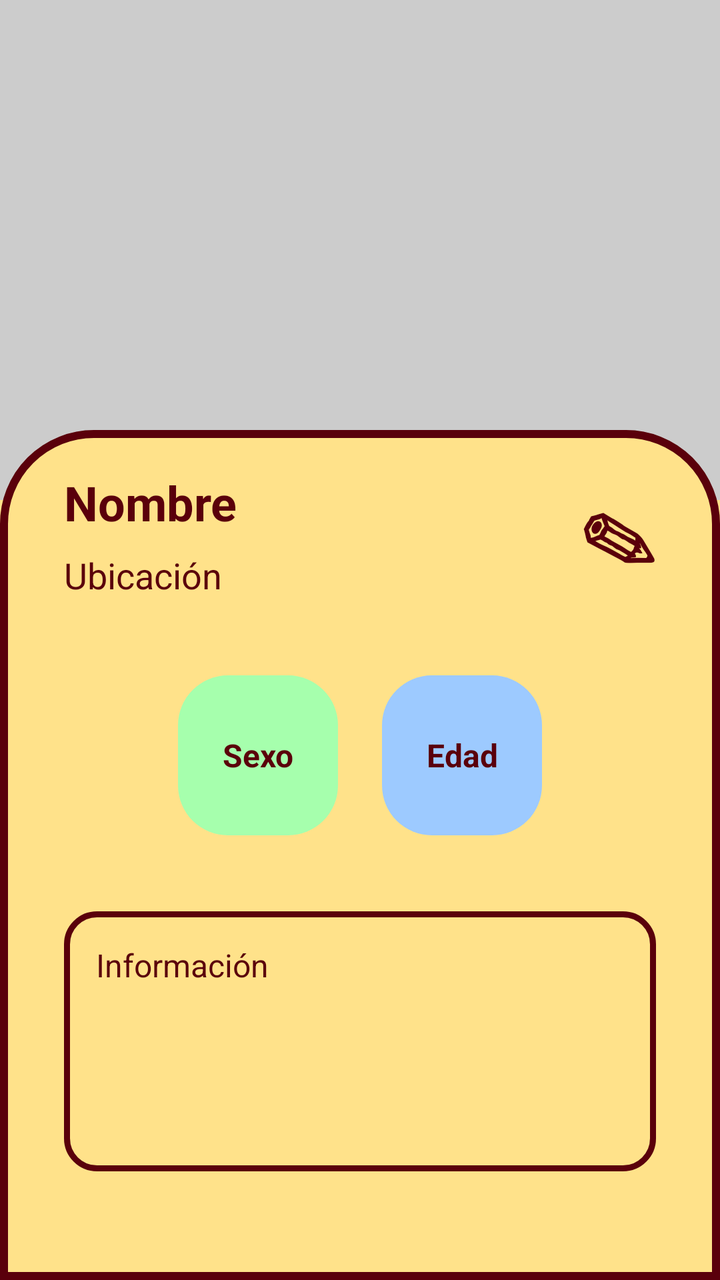
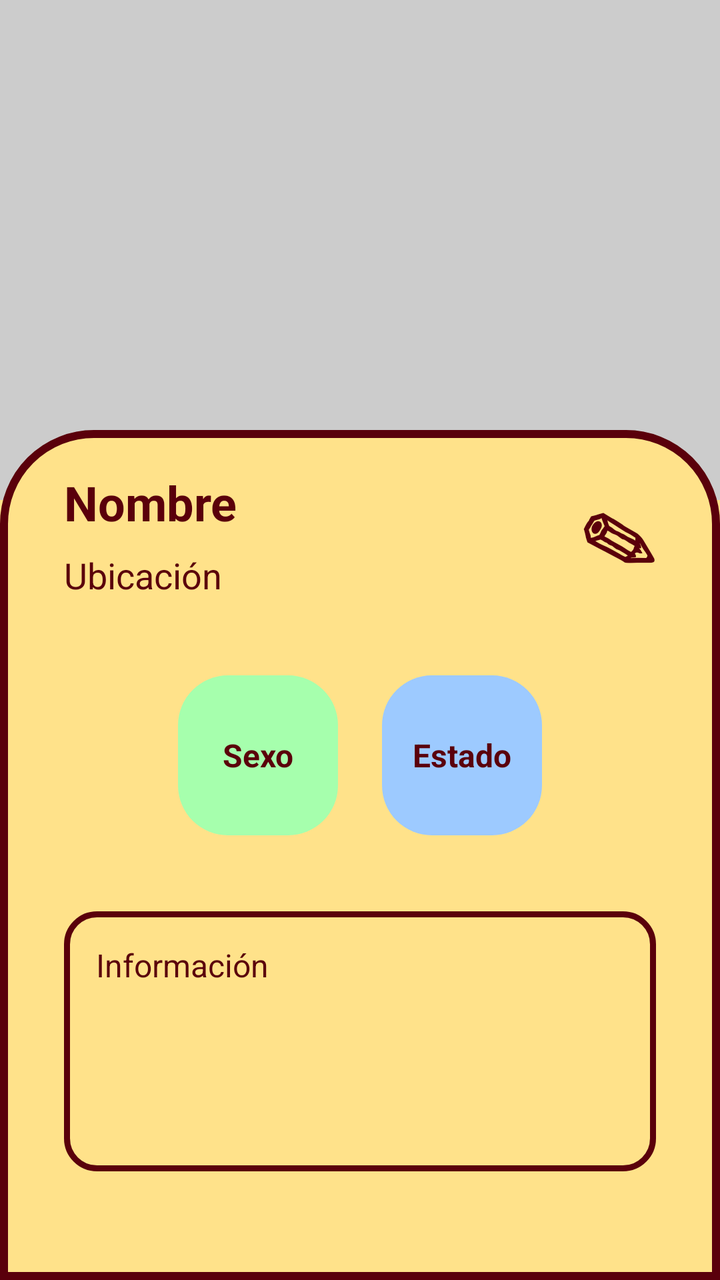

Screens rendered from an Android XML layout before and after an edit, with the pre-edit source and the edit as a unified diff.
<!-- AndroidManifest.xml: application theme Theme.AnimalesAdopcion -->
<!-- res/layout/fragment_detalle_animal_mio.xml -->
<?xml version="1.0" encoding="utf-8"?>
<androidx.constraintlayout.widget.ConstraintLayout
    xmlns:android="http://schemas.android.com/apk/res/android"
    xmlns:app="http://schemas.android.com/apk/res-auto"
    android:layout_width="match_parent"
    android:layout_height="match_parent"
    android:background="#FFE28A">

    <ImageView
        android:id="@+id/imgDetalleAnimalMio"
        android:layout_width="0dp"
        android:layout_height="250dp"
        android:scaleType="centerCrop"
        android:background="#CCCCCC"
        android:contentDescription="Imagen del animal"
        app:layout_constraintTop_toTopOf="parent"
        app:layout_constraintStart_toStartOf="parent"
        app:layout_constraintEnd_toEndOf="parent" />

    <LinearLayout
        android:id="@+id/contenedorDetalleAnimalMio"
        android:layout_width="0dp"
        android:layout_height="0dp"
        android:orientation="vertical"
        android:paddingStart="32dp"
        android:paddingEnd="32dp"
        android:paddingTop="20dp"
        android:background="@drawable/fondo_detalle_animal"
        android:layout_marginTop="215dp"
        app:layout_constraintTop_toTopOf="parent"
        app:layout_constraintBottom_toBottomOf="parent"
        app:layout_constraintStart_toStartOf="parent"
        app:layout_constraintEnd_toEndOf="parent">

        
        <LinearLayout
            android:layout_width="match_parent"
            android:layout_height="wrap_content"
            android:orientation="horizontal"
            android:gravity="center_vertical">

            <LinearLayout
                android:layout_width="0dp"
                android:layout_height="wrap_content"
                android:layout_weight="1"
                android:orientation="vertical">

                <TextView
                    android:id="@+id/txtNombreAnimalMio"
                    android:layout_width="wrap_content"
                    android:layout_height="wrap_content"
                    android:text="Nombre"
                    android:textColor="#5A000B"
                    android:textSize="24sp"
                    android:textStyle="bold" />

                <TextView
                    android:id="@+id/txtUbicacionAnimalMio"
                    android:layout_width="wrap_content"
                    android:layout_height="wrap_content"
                    android:text="Ubicación"
                    android:textColor="#5A000B"
                    android:textSize="18sp"
                    android:layout_marginTop="8dp" />

            </LinearLayout>

            <TextView
                android:id="@+id/txtEditarAnimalMio"
                android:layout_width="wrap_content"
                android:layout_height="wrap_content"
                android:text="✎"
                android:textColor="#5A000B"
                android:textSize="38sp"
                android:textStyle="bold" />

        </LinearLayout>

        
        <LinearLayout
            android:id="@+id/contenedorDatosAnimalMio"
            android:layout_width="match_parent"
            android:layout_height="wrap_content"
            android:orientation="horizontal"
            android:gravity="center"
            android:layout_marginTop="38dp">

            <TextView
                android:id="@+id/txtSexoAnimalMio"
                android:layout_width="80dp"
                android:layout_height="80dp"
                android:text="Sexo"
                android:textColor="#5A000B"
                android:textSize="16sp"
                android:textStyle="bold"
                android:gravity="center"
                android:background="@drawable/fondo_dato_verde" />

            <TextView
                android:id="@+id/txtEdadAnimalMio"
                android:layout_width="80dp"
                android:layout_height="80dp"
                android:text="Edad"
                android:textColor="#5A000B"
                android:textSize="16sp"
                android:textStyle="bold"
                android:gravity="center"
                android:layout_marginStart="22dp"
                android:background="@drawable/fondo_dato_azul" />

        </LinearLayout>

        
        <TextView
            android:id="@+id/txtInformacionAnimalMio"
            android:layout_width="match_parent"
            android:layout_height="130dp"
            android:text="Información"
            android:textColor="#5A000B"
            android:textSize="16sp"
            android:padding="16dp"
            android:layout_marginTop="38dp"
            android:background="@drawable/fondo_info_detalle" />

    </LinearLayout>

</androidx.constraintlayout.widget.ConstraintLayout>
<!-- resources referenced by this layout -->
<resources>
  <!-- drawable fondo_dato_azul (drawable) -->
  <?xml version="1.0" encoding="utf-8"?>
  <shape xmlns:android="http://schemas.android.com/apk/res/android">
      <solid android:color="#9DCAFF" />
      <corners android:radius="25dp" />
  </shape>
  <!-- drawable fondo_dato_verde (drawable) -->
  <?xml version="1.0" encoding="utf-8"?>
  <shape xmlns:android="http://schemas.android.com/apk/res/android">
      <solid android:color="#A6FFAD" />
      <corners android:radius="25dp" />
  </shape>
  <!-- drawable fondo_detalle_animal (drawable) -->
  <?xml version="1.0" encoding="utf-8"?>
  <shape xmlns:android="http://schemas.android.com/apk/res/android">
      <solid android:color="#FFE28A" />
      <stroke
          android:width="4dp"
          android:color="#5A000B" />
      <corners
          android:topLeftRadius="45dp"
          android:topRightRadius="45dp" />
  </shape>
  <!-- drawable fondo_info_detalle (drawable) -->
  <?xml version="1.0" encoding="utf-8"?>
  <shape xmlns:android="http://schemas.android.com/apk/res/android">
      <solid android:color="#FFE28A" />
      <stroke
          android:width="3dp"
          android:color="#5A000B" />
      <corners android:radius="15dp" />
  </shape>
  <style name="Theme.AnimalesAdopcion" parent="Base.Theme.AnimalesAdopcion" />
  <style name="Base.Theme.AnimalesAdopcion" parent="Theme.Material3.DayNight.NoActionBar">
          
          
      </style>
</resources>

<!-- the commit's change to res/layout/fragment_detalle_animal_mio.xml (unified diff, before → after) -->
@@ -6,6 +6,7 @@
     android:layout_height="match_parent"
     android:background="#FFE28A">
 
+    
     <ImageView
         android:id="@+id/imgDetalleAnimalMio"
         android:layout_width="0dp"
@@ -17,6 +18,7 @@
         app:layout_constraintStart_toStartOf="parent"
         app:layout_constraintEnd_toEndOf="parent" />
 
+    
     <LinearLayout
         android:id="@+id/contenedorDetalleAnimalMio"
         android:layout_width="0dp"
@@ -39,11 +41,13 @@
             android:orientation="horizontal"
             android:gravity="center_vertical">
 
+            
             <LinearLayout
                 android:layout_width="0dp"
                 android:layout_height="wrap_content"
                 android:layout_weight="1"
                 android:orientation="vertical">
+
 
                 <TextView
                     android:id="@+id/txtNombreAnimalMio"
@@ -65,6 +69,7 @@
 
             </LinearLayout>
 
+            
             <TextView
                 android:id="@+id/txtEditarAnimalMio"
                 android:layout_width="wrap_content"
@@ -97,10 +102,10 @@
                 android:background="@drawable/fondo_dato_verde" />
 
             <TextView
-                android:id="@+id/txtEdadAnimalMio"
+                android:id="@+id/txtEstadoAnimalMio"
                 android:layout_width="80dp"
                 android:layout_height="80dp"
-                android:text="Edad"
+                android:text="Estado"
                 android:textColor="#5A000B"
                 android:textSize="16sp"
                 android:textStyle="bold"
@@ -110,7 +115,6 @@
 
         </LinearLayout>
 
-        
         <TextView
             android:id="@+id/txtInformacionAnimalMio"
             android:layout_width="match_parent"
